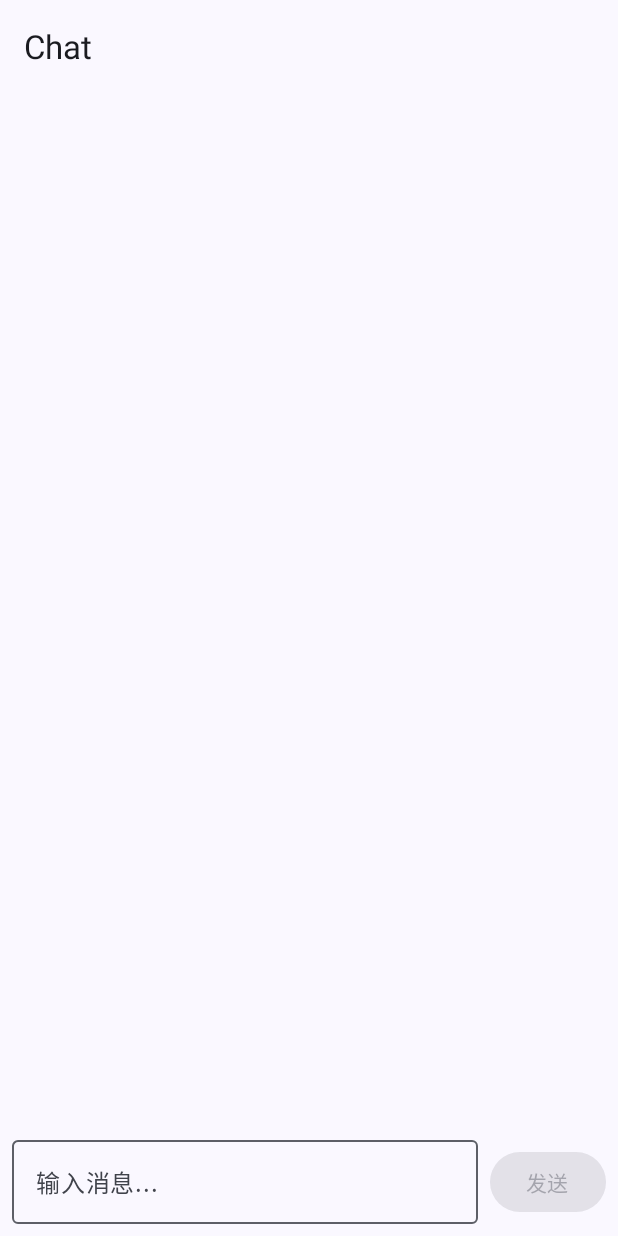
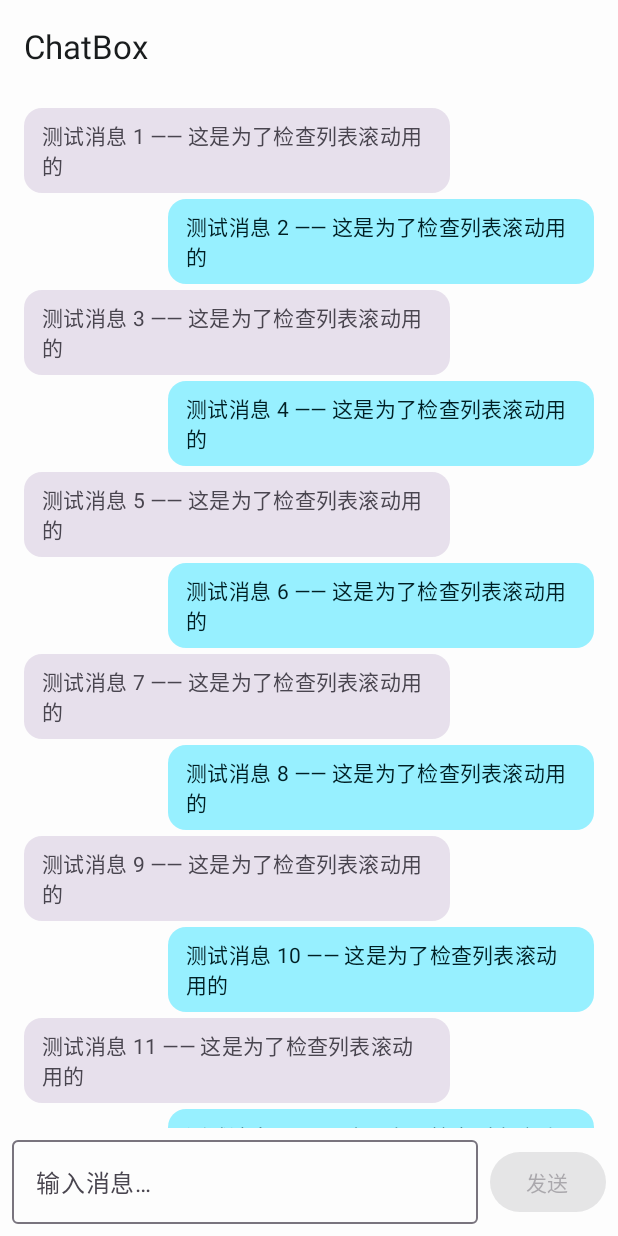
Before and after one commit to aliciamj613/chatbox-ai-dialog-app, an Android app built with Jetpack Compose: the ChatScreen screen opened through its navigation route, on a phone screen of 412 x 824 dp. Run offline under Robolectric (Android 15) with nearby library versions, the phone set to English and light mode, and no system bars; our stand-ins replace Room's generated code.

Commit message:
chore: init chatbox project with compose

```diff
--- a/app/src/main/java/com/example/chatbox/ui/chat/ChatScreen.kt
+++ b/app/src/main/java/com/example/chatbox/ui/chat/ChatScreen.kt
@@ -1,10 +1,26 @@
-// app/src/main/java/com/example/chatbox/ui/chat/ChatScreen.kt
 package com.example.chatbox.ui.chat
 
-import androidx.compose.foundation.layout.*
+import androidx.compose.foundation.layout.Arrangement
+import androidx.compose.foundation.layout.Column
+import androidx.compose.foundation.layout.PaddingValues
+import androidx.compose.foundation.layout.Row
+import androidx.compose.foundation.layout.Spacer
+import androidx.compose.foundation.layout.fillMaxSize
+import androidx.compose.foundation.layout.fillMaxWidth
+import androidx.compose.foundation.layout.height
+import androidx.compose.foundation.layout.padding
+import androidx.compose.foundation.layout.width
+import androidx.compose.foundation.layout.widthIn
 import androidx.compose.foundation.lazy.LazyColumn
 import androidx.compose.foundation.lazy.items
-import androidx.compose.material3.*
+import androidx.compose.material3.Button
+import androidx.compose.material3.ExperimentalMaterial3Api
+import androidx.compose.material3.MaterialTheme
+import androidx.compose.material3.OutlinedTextField
+import androidx.compose.material3.Scaffold
+import androidx.compose.material3.Surface
+import androidx.compose.material3.Text
+import androidx.compose.material3.TopAppBar
 import androidx.compose.runtime.Composable
 import androidx.compose.runtime.collectAsState
 import androidx.compose.runtime.getValue
@@ -12,6 +28,7 @@ import androidx.compose.ui.Alignment
 import androidx.compose.ui.Modifier
 import androidx.compose.ui.text.style.TextAlign
 import androidx.compose.ui.unit.dp
+import com.example.chatbox.domain.model.Message
 
 @OptIn(ExperimentalMaterial3Api::class)
 @Composable
@@ -20,84 +37,114 @@ fun ChatScreen(
 ) {
     val uiState by viewModel.uiState.collectAsState()
 
+    // ⚠️ 调试：如果数据库里暂时没有太多消息，就造一批假数据出来保证一定能滚
+    val displayMessages: List<Message> =
+        if (uiState.messages.isEmpty()) {
+            (1..40).map { i ->
+                Message(
+                    id = i.toLong(),
+                    text = "测试消息 $i —— 这是为了检查列表滚动用的",
+                    isUser = i % 2 == 0,
+                    timestamp = System.currentTimeMillis()
+                )
+            }
+        } else {
+            uiState.messages
+        }
+
     Scaffold(
         topBar = {
             TopAppBar(
-                title = { Text(text = "Chat") }
+                title = { Text("ChatBox") }
             )
         },
-        bottomBar = {
-            InputBar(
-                text = uiState.inputText,
-                isSending = uiState.isSending,
-                onTextChange = viewModel::onInputChange,
-                onSendClick = viewModel::onSendClick
-            )
-        }
+        modifier = Modifier.fillMaxSize()
     ) { innerPadding ->
-        Box(
+        Column(
             modifier = Modifier
+                .fillMaxSize()
                 .padding(innerPadding)
-                .fillMaxSize()
         ) {
-            MessageList(
-                messages = uiState.messages,
-                modifier = Modifier.fillMaxSize()
-            )
 
-            uiState.error?.let { errorMsg ->
+            // ✅ 消息列表：占用上方所有空间 + 肯定比一屏多
+            LazyColumn(
+                modifier = Modifier
+                    .weight(1f)
+                    .fillMaxWidth(),
+                contentPadding = PaddingValues(8.dp)
+            ) {
+                items(displayMessages) { message ->
+                    MessageBubble(message = message)
+                    Spacer(modifier = Modifier.height(4.dp))
+                }
+            }
+
+            // 错误提示（如果有）
+            if (uiState.error != null) {
                 Text(
-                    text = errorMsg,
+                    text = uiState.error!!,
                     color = MaterialTheme.colorScheme.error,
+                    style = MaterialTheme.typography.bodySmall,
                     modifier = Modifier
-                        .align(Alignment.TopCenter)
-                        .padding(8.dp)
+                        .fillMaxWidth()
+                        .padding(horizontal = 16.dp, vertical = 4.dp),
+                    textAlign = TextAlign.Center
                 )
             }
+
+            // ✅ 底部输入栏：固定在最底
+            ChatInputBar(
+                text = uiState.inputText,
+                onTextChange = viewModel::onInputChange,
+                onSendClick = viewModel::onSendClick,
+                isSending = uiState.isSending
+            )
         }
     }
 }
 
 @Composable
-private fun MessageList(
-    messages: List<com.example.chatbox.domain.model.Message>,
-    modifier: Modifier = Modifier
+private fun MessageBubble(
+    message: Message
 ) {
-    LazyColumn(
-        modifier = modifier.padding(8.dp),
-        verticalArrangement = Arrangement.spacedBy(4.dp)
+    val isUser = message.isUser
+
+    Row(
+        modifier = Modifier
+            .fillMaxWidth()
+            .padding(horizontal = 8.dp),
+        horizontalArrangement = if (isUser) {
+            Arrangement.End
+        } else {
+            Arrangement.Start
+        }
     ) {
-        items(messages) { msg ->
-            val align = if (msg.isUser) Alignment.CenterEnd else Alignment.CenterStart
-            val containerColor =
-                if (msg.isUser) MaterialTheme.colorScheme.primaryContainer
-                else MaterialTheme.colorScheme.secondaryContainer
-
-            Row(
-                modifier = Modifier.fillMaxWidth(),
-                horizontalArrangement = if (msg.isUser) Arrangement.End else Arrangement.Start
-            ) {
-                Surface(
-                    color = containerColor,
-                    shape = MaterialTheme.shapes.medium
-                ) {
-                    Text(
-                        text = msg.text,
-                        modifier = Modifier.padding(8.dp),
-                        textAlign = if (msg.isUser) TextAlign.End else TextAlign.Start
-                    )
-                }
+        Surface(
+            tonalElevation = 2.dp,
+            shape = MaterialTheme.shapes.medium,
+            color = if (isUser) {
+                MaterialTheme.colorScheme.primaryContainer
+            } else {
+                MaterialTheme.colorScheme.surfaceVariant
             }
+        ) {
+            Text(
+                text = message.text,
+                modifier = Modifier
+                    .padding(horizontal = 12.dp, vertical = 8.dp)
+                    .widthIn(max = 260.dp),
+                style = MaterialTheme.typography.bodyMedium
+            )
         }
     }
 }
 
 @Composable
-private fun InputBar(
+private fun ChatInputBar(
     text: String,
-    isSending: Boolean,
     onTextChange: (String) -> Unit,
-    onSendClick: () -> Unit
+    onSendClick: () -> Unit,
+    isSending: Boolean
 ) {
     Row(
         modifier = Modifier
@@ -109,15 +156,17 @@ private fun InputBar(
             value = text,
             onValueChange = onTextChange,
             modifier = Modifier.weight(1f),
-            placeholder = { Text("输入消息...") },
-            singleLine = true
+            singleLine = true,
+            placeholder = { Text("输入消息…") }
         )
+
         Spacer(modifier = Modifier.width(8.dp))
+
         Button(
             onClick = onSendClick,
-            enabled = !isSending && text.isNotBlank()
+            enabled = text.isNotBlank() && !isSending
         ) {
-            Text(if (isSending) "发送中..." else "发送")
+            Text(if (isSending) "发送中…" else "发送")
         }
     }
 }
```
Also changed, not shown: app/src/main/java/com/example/chatbox/ui/theme/Theme.kt (+29 -35 lines).
